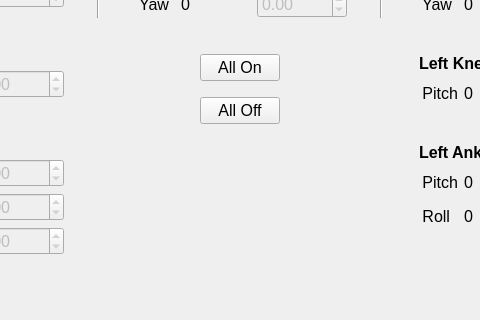
Qt form G1ControlPanel.ui (lagessiehcs/Unitree-G1-Control-Panel) before a commit; both pictures show x 493 to 973 and y 197 to 517 of the 1465 by 517 pixel window.
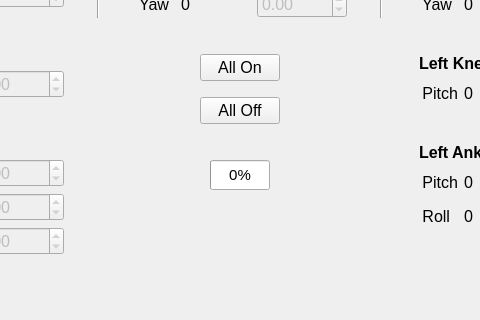
The same form after that commit.

Patch:
```diff
--- a/G1ControlPanel.ui
+++ b/G1ControlPanel.ui
@@ -1991,6 +1991,63 @@
           </item>
          </layout>
         </item>
+        <item>
+         <layout class="QHBoxLayout" name="horizontalLayout_5">
+          <property name="topMargin">
+           <number>30</number>
+          </property>
+          <item>
+           <spacer name="horizontalSpacer_14">
+            <property name="orientation">
+             <enum>Qt::Orientation::Horizontal</enum>
+            </property>
+            <property name="sizeHint" stdset="0">
+             <size>
+              <width>40</width>
+              <height>20</height>
+             </size>
+            </property>
+           </spacer>
+          </item>
+          <item>
+           <widget class="QProgressBar" name="progressBar">
+            <property name="minimumSize">
+             <size>
+              <width>60</width>
+              <height>30</height>
+             </size>
+            </property>
+            <property name="maximumSize">
+             <size>
+              <width>60</width>
+              <height>30</height>
+             </size>
+            </property>
+            <property name="font">
+             <font>
+              <pointsize>11</pointsize>
+             </font>
+            </property>
+            <property name="value">
+             <number>0</number>
+            </property>
+           </widget>
+          </item>
+          <item>
+           <spacer name="horizontalSpacer_13">
+            <property name="orientation">
+             <enum>Qt::Orientation::Horizontal</enum>
+            </property>
+            <property name="sizeHint" stdset="0">
+             <size>
+              <width>40</width>
+              <height>20</height>
+             </size>
+            </property>
+           </spacer>
+          </item>
+         </layout>
+        </item>
         <item>
          <spacer name="verticalSpacer_3">
           <property name="font">
```
